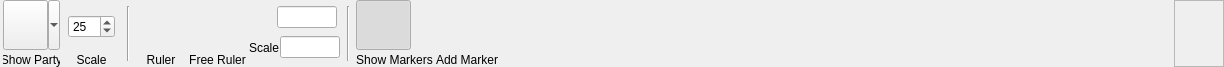
Before: the Qt Designer form DMHelper/src/ribbontabworldmap.ui in MMetze/DMHelper, drawn with Qt 5.
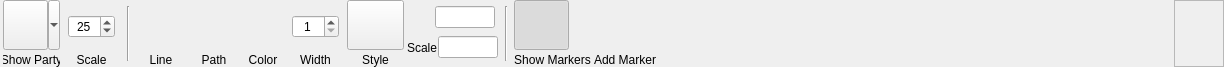
After: the same form once the commit is applied. Icons and pictures are not drawn. Custom widgets are drawn as their Qt base class.

Diff of the .ui file:
```diff
--- a/DMHelper/src/ribbontabworldmap.ui
+++ b/DMHelper/src/ribbontabworldmap.ui
@@ -28,7 +28,7 @@
   <property name="styleSheet">
    <string notr="true">background-image: url(:/img/data/parchment.jpg);</string>
   </property>
-  <layout class="QHBoxLayout" name="horizontalLayout_5">
+  <layout class="QHBoxLayout" name="horizontalLayout_7">
    <property name="spacing">
     <number>3</number>
    </property>
@@ -153,6 +153,9 @@
          <property name="toolTip">
           <string>Set the scale of the party icon</string>
          </property>
+         <property name="alignment">
+          <set>Qt::AlignCenter</set>
+         </property>
          <property name="minimum">
           <number>1</number>
          </property>
@@ -284,7 +287,7 @@
         <number>0</number>
        </property>
        <property name="text">
-        <string>Ruler</string>
+        <string>Line</string>
        </property>
        <property name="alignment">
         <set>Qt::AlignBottom|Qt::AlignHCenter</set>
@@ -351,7 +354,291 @@
         <number>0</number>
        </property>
        <property name="text">
-        <string>Free Ruler</string>
+        <string>Path</string>
+       </property>
+       <property name="alignment">
+        <set>Qt::AlignBottom|Qt::AlignHCenter</set>
+       </property>
+      </widget>
+     </item>
+    </layout>
+   </item>
+   <item>
+    <layout class="QVBoxLayout" name="verticalLayout_5">
+     <property name="spacing">
+      <number>0</number>
+     </property>
+     <item>
+      <spacer name="verticalSpacer_6">
+       <property name="orientation">
+        <enum>Qt::Vertical</enum>
+       </property>
+       <property name="sizeHint" stdset="0">
+        <size>
+         <width>42</width>
+         <height>13</height>
+        </size>
+       </property>
+      </spacer>
+     </item>
+     <item>
+      <layout class="QHBoxLayout" name="horizontalLayout_5">
+       <property name="spacing">
+        <number>0</number>
+       </property>
+       <item>
+        <spacer name="horizontalSpacer_4">
+         <property name="orientation">
+          <enum>Qt::Horizontal</enum>
+         </property>
+         <property name="sizeType">
+          <enum>QSizePolicy::Preferred</enum>
+         </property>
+         <property name="sizeHint" stdset="0">
+          <size>
+           <width>2</width>
+           <height>19</height>
+          </size>
+         </property>
+        </spacer>
+       </item>
+       <item>
+        <widget class="ColorPushButton" name="btnLineColor">
+         <property name="sizePolicy">
+          <sizepolicy hsizetype="Fixed" vsizetype="Fixed">
+           <horstretch>0</horstretch>
+           <verstretch>0</verstretch>
+          </sizepolicy>
+         </property>
+         <property name="minimumSize">
+          <size>
+           <width>30</width>
+           <height>30</height>
+          </size>
+         </property>
+         <property name="maximumSize">
+          <size>
+           <width>30</width>
+           <height>30</height>
+          </size>
+         </property>
+         <property name="toolTip">
+          <string>Select the line color</string>
+         </property>
+         <property name="text">
+          <string/>
+         </property>
+         <property name="iconSize">
+          <size>
+           <width>40</width>
+           <height>40</height>
+          </size>
+         </property>
+         <property name="flat">
+          <bool>true</bool>
+         </property>
+        </widget>
+       </item>
+       <item>
+        <spacer name="horizontalSpacer_5">
+         <property name="orientation">
+          <enum>Qt::Horizontal</enum>
+         </property>
+         <property name="sizeType">
+          <enum>QSizePolicy::Preferred</enum>
+         </property>
+         <property name="sizeHint" stdset="0">
+          <size>
+           <width>2</width>
+           <height>19</height>
+          </size>
+         </property>
+        </spacer>
+       </item>
+      </layout>
+     </item>
+     <item>
+      <spacer name="verticalSpacer_5">
+       <property name="orientation">
+        <enum>Qt::Vertical</enum>
+       </property>
+       <property name="sizeHint" stdset="0">
+        <size>
+         <width>42</width>
+         <height>13</height>
+        </size>
+       </property>
+      </spacer>
+     </item>
+     <item>
+      <widget class="QLabel" name="lblLineColor">
+       <property name="text">
+        <string>Color</string>
+       </property>
+       <property name="alignment">
+        <set>Qt::AlignBottom|Qt::AlignHCenter</set>
+       </property>
+      </widget>
+     </item>
+    </layout>
+   </item>
+   <item>
+    <layout class="QVBoxLayout" name="verticalLayout_6">
+     <property name="spacing">
+      <number>0</number>
+     </property>
+     <item>
+      <spacer name="verticalSpacer_7">
+       <property name="orientation">
+        <enum>Qt::Vertical</enum>
+       </property>
+       <property name="sizeHint" stdset="0">
+        <size>
+         <width>42</width>
+         <height>13</height>
+        </size>
+       </property>
+      </spacer>
+     </item>
+     <item>
+      <layout class="QHBoxLayout" name="horizontalLayout_8">
+       <property name="spacing">
+        <number>0</number>
+       </property>
+       <item>
+        <spacer name="horizontalSpacer_6">
+         <property name="orientation">
+          <enum>Qt::Horizontal</enum>
+         </property>
+         <property name="sizeType">
+          <enum>QSizePolicy::Preferred</enum>
+         </property>
+         <property name="sizeHint" stdset="0">
+          <size>
+           <width>5</width>
+           <height>17</height>
+          </size>
+         </property>
+        </spacer>
+       </item>
+       <item>
+        <widget class="QSpinBox" name="spinLineWidth">
+         <property name="toolTip">
+          <string>Set the scale of the party icon</string>
+         </property>
+         <property name="alignment">
+          <set>Qt::AlignCenter</set>
+         </property>
+         <property name="minimum">
+          <number>1</number>
+         </property>
+         <property name="maximum">
+          <number>999</number>
+         </property>
+         <property name="value">
+          <number>1</number>
+         </property>
+        </widget>
+       </item>
+       <item>
+        <spacer name="horizontalSpacer_7">
+         <property name="orientation">
+          <enum>Qt::Horizontal</enum>
+         </property>
+         <property name="sizeType">
+          <enum>QSizePolicy::Preferred</enum>
+         </property>
+         <property name="sizeHint" stdset="0">
+          <size>
+           <width>5</width>
+           <height>17</height>
+          </size>
+         </property>
+        </spacer>
+       </item>
+      </layout>
+     </item>
+     <item>
+      <spacer name="verticalSpacer_8">
+       <property name="orientation">
+        <enum>Qt::Vertical</enum>
+       </property>
+       <property name="sizeHint" stdset="0">
+        <size>
+         <width>42</width>
+         <height>13</height>
+        </size>
+       </property>
+      </spacer>
+     </item>
+     <item>
+      <widget class="QLabel" name="lblLineWidth">
+       <property name="text">
+        <string>Width</string>
+       </property>
+       <property name="alignment">
+        <set>Qt::AlignCenter</set>
+       </property>
+      </widget>
+     </item>
+    </layout>
+   </item>
+   <item>
+    <layout class="QVBoxLayout" name="verticalLayout_4">
+     <property name="spacing">
+      <number>0</number>
+     </property>
+     <item>
+      <layout class="QHBoxLayout" name="horizontalLayout_6">
+       <property name="spacing">
+        <number>0</number>
+       </property>
+       <item>
+        <widget class="QToolButton" name="btnLineType">
+         <property name="enabled">
+          <bool>true</bool>
+         </property>
+         <property name="minimumSize">
+          <size>
+           <width>57</width>
+           <height>50</height>
+          </size>
+         </property>
+         <property name="maximumSize">
+          <size>
+           <width>57</width>
+           <height>50</height>
+          </size>
+         </property>
+         <property name="toolTip">
+          <string>Select the line type</string>
+         </property>
+         <property name="iconSize">
+          <size>
+           <width>40</width>
+           <height>40</height>
+          </size>
+         </property>
+         <property name="checkable">
+          <bool>false</bool>
+         </property>
+         <property name="popupMode">
+          <enum>QToolButton::InstantPopup</enum>
+         </property>
+        </widget>
+       </item>
+      </layout>
+     </item>
+     <item>
+      <widget class="QLabel" name="lblLineType">
+       <property name="maximumSize">
+        <size>
+         <width>57</width>
+         <height>16777215</height>
+        </size>
+       </property>
+       <property name="text">
+        <string>Style</string>
        </property>
        <property name="alignment">
         <set>Qt::AlignBottom|Qt::AlignHCenter</set>
@@ -687,6 +974,11 @@
    <header>publishbuttonribbon.h</header>
    <container>1</container>
   </customwidget>
+  <customwidget>
+   <class>ColorPushButton</class>
+   <extends>QPushButton</extends>
+   <header>colorpushbutton.h</header>
+  </customwidget>
  </customwidgets>
  <resources>
   <include location="resources.qrc"/>
```
